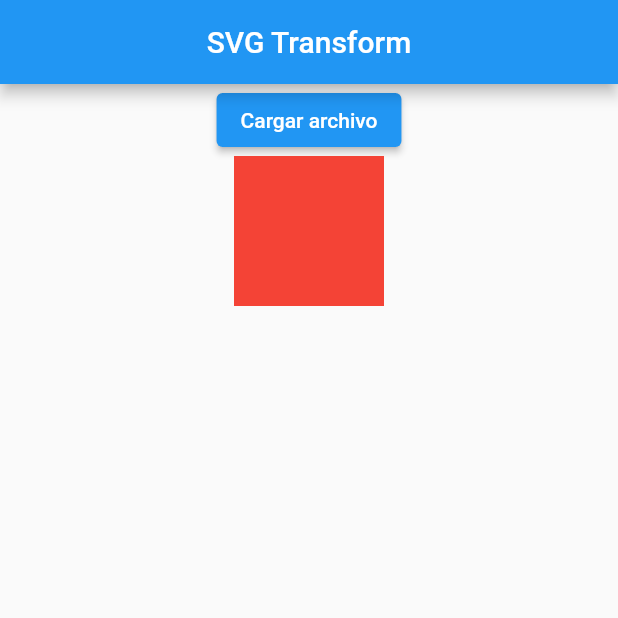
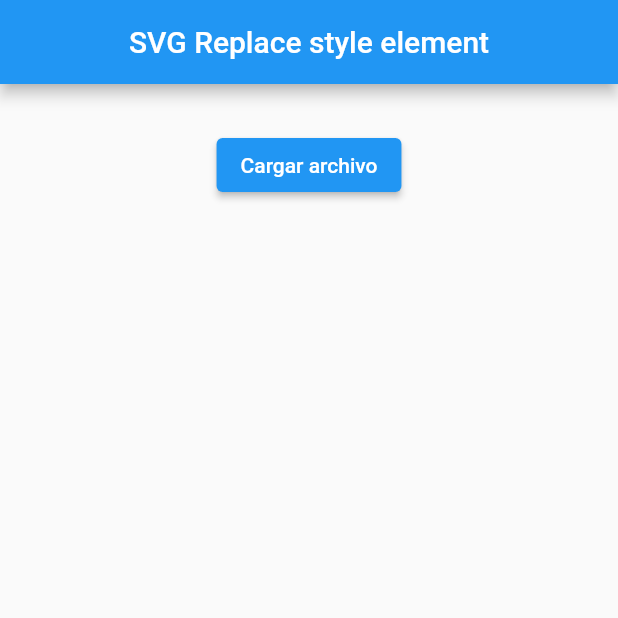
Before and after one commit to Malomalote/svg-replace-style-element, a Flutter app: the screen it shows after launch, on a phone screen of 412 x 824 dp, the top half of it. Run offline on Flutter 3.47's test engine with Material 2 defaults, Android fonts, the phone set to English and light mode, and no system bars; our stand-ins replace file_picker, flutter_svg.

Commit message:
improve interface

```diff
--- a/lib/main.dart
+++ b/lib/main.dart
@@ -10,6 +10,7 @@ class MyApp extends StatelessWidget {
   @override
   Widget build(BuildContext context) {
     return const MaterialApp(
+      debugShowCheckedModeBanner: false,
       title: 'Material App',
       home: Home(),
     );
--- a/lib/pages/home_page.dart
+++ b/lib/pages/home_page.dart
@@ -18,10 +18,14 @@ class _HomeState extends State<Home> {
   String outputName = 'output.svg';
   @override
   Widget build(BuildContext context) {
+    final size=MediaQuery.of(context).size;
     return Scaffold(
-      appBar: AppBar(title: const Center(child: Text('SVG Transform'))),
+      appBar: AppBar(title: const Center(child: Text('SVG Replace style element'))),
       body: Center(
+        child: Padding(
+          padding: const EdgeInsets.all(30.0),
           child: Column(
+
             children: [
               ElevatedButton(
                   onPressed: () async {
@@ -43,7 +47,13 @@ class _HomeState extends State<Home> {
               (svg != '')
                   ? Column(
                       children: [
-                      SvgPicture.string(svg),
+                        SizedBox(height: 20),
+                        Container(
+                          width: size.width-100,
+                          height: size.height-220,
+                          child: SvgPicture.string(svg, fit: BoxFit.contain)),
+                        SizedBox(height: 20),
+
                         ElevatedButton(
                             onPressed: () async {
                               String? outputFile =
@@ -63,11 +73,9 @@ class _HomeState extends State<Home> {
                       ],
                     )
                   : Container(
-                    width: 100,
-                    height: 100,
-                    color: Colors.red,
                     )
             ],
+          ),
         ),
       ),
     );
```
Lines whose indentation alone changed are shown as unchanged.
